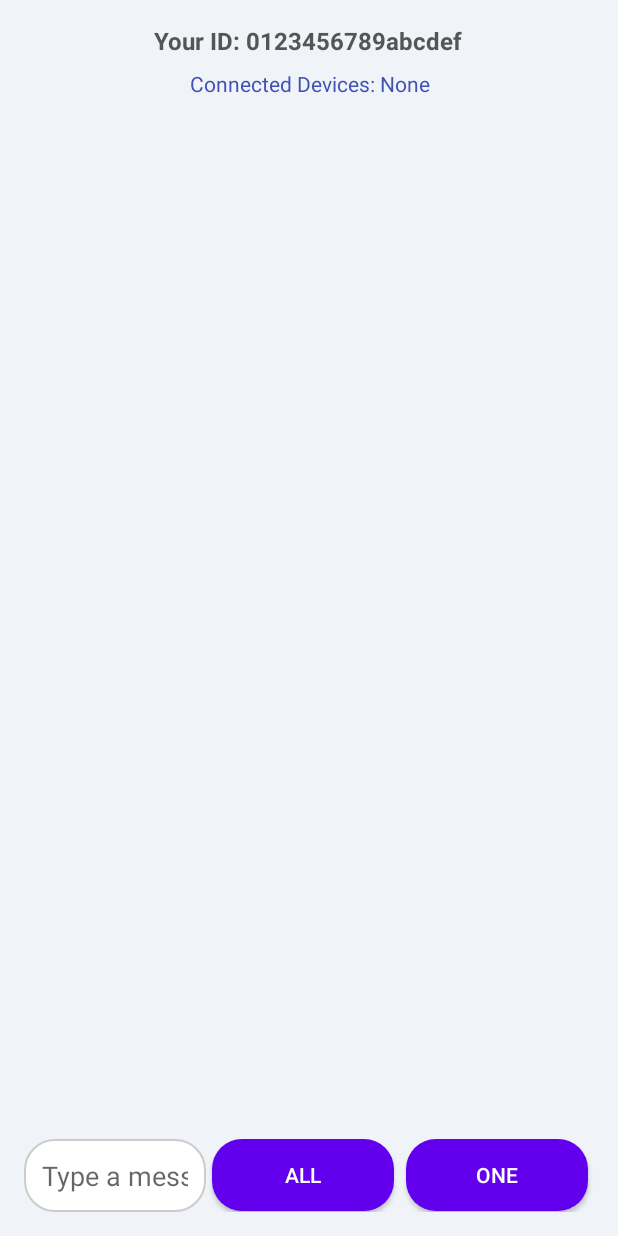
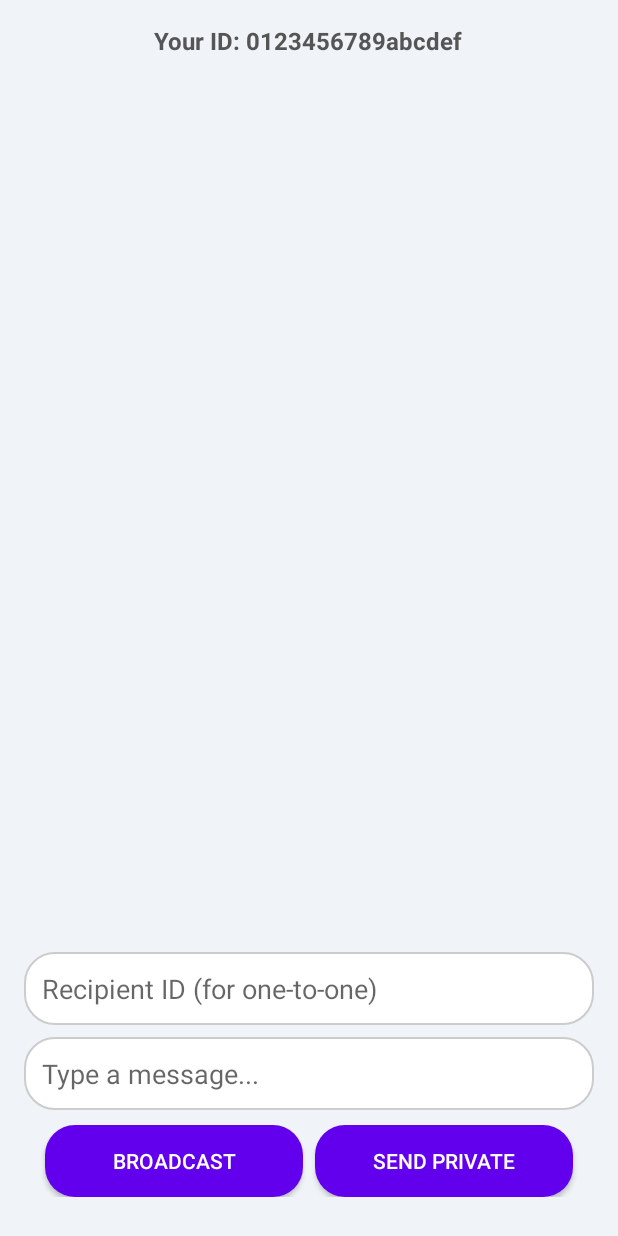
Before and after one commit to nsanamra/MeshNetNearbyAPI, an Android app: the screen it shows after launch (MainActivity), on a phone screen of 412 x 824 dp. Run offline under Robolectric (Android 15) with nearby library versions, the phone set to English and light mode, and no system bars; libraries missing offline, so code that uses them is left out: com.google.android.gms; 5 statements that could not run were skipped.

Commit message:
Refined UI

```diff
--- a/app/src/main/java/com/appsv/nearbyapi/MainActivity.kt
+++ b/app/src/main/java/com/appsv/nearbyapi/MainActivity.kt
@@ -16,6 +16,8 @@ import androidx.core.content.ContextCompat
 import androidx.recyclerview.widget.LinearLayoutManager
 import androidx.recyclerview.widget.RecyclerView
 import com.example.offlinechatapp.R
+// CRITICAL FIX: Removed the incorrect import for 'R'
+// import com.example.offlinechatapp.R
 import com.google.android.gms.nearby.Nearby
 import com.google.android.gms.nearby.connection.*
 import java.nio.charset.StandardCharsets
@@ -26,7 +28,6 @@ class MainActivity : AppCompatActivity() {
     private val STRATEGY = Strategy.P2P_STAR
     private val SERVICE_ID = "com.appsv.nearbyapi.SERVICE_ID"
 
-    // Use Android ID as a unique identifier. It's more reliable than MAC address.
     private val myUsername: String by lazy {
         Settings.Secure.getString(contentResolver, Settings.Secure.ANDROID_ID) ?: UUID.randomUUID().toString()
     }
@@ -35,14 +36,14 @@ class MainActivity : AppCompatActivity() {
     private lateinit var userIdTextView: TextView
     private lateinit var messagesRecyclerView: RecyclerView
     private lateinit var messageEditText: EditText
+    private lateinit var recipientIdEditText: EditText
     private lateinit var sendBroadcastButton: Button
     private lateinit var sendPrivateButton: Button
-    private lateinit var connectedDevicesTextView: TextView
 
     private lateinit var messageAdapter: MessageAdapter
     private val messages = mutableListOf<Message>()
     private val seenSet = mutableSetOf<String>()
-    private val connectedEndpoints = mutableMapOf<String, String>() // endpointId -> username
+    private val connectedEndpoints = mutableMapOf<String, String>()
 
     companion object {
         private const val REQUEST_CODE_PERMISSIONS = 1001
@@ -53,7 +54,7 @@ class MainActivity : AppCompatActivity() {
                     Manifest.permission.BLUETOOTH_ADVERTISE,
                     Manifest.permission.BLUETOOTH_CONNECT,
                     Manifest.permission.ACCESS_FINE_LOCATION,
-                    Manifest.permission.NEARBY_WIFI_DEVICES // This is the new, required permission
+                    Manifest.permission.NEARBY_WIFI_DEVICES
                 )
             } else if (Build.VERSION.SDK_INT >= Build.VERSION_CODES.S) {
                 arrayOf(
@@ -68,7 +69,6 @@ class MainActivity : AppCompatActivity() {
         }
     }
 
-
     override fun onCreate(savedInstanceState: Bundle?) {
         super.onCreate(savedInstanceState)
         setContentView(R.layout.activity_main)
@@ -77,6 +77,7 @@ class MainActivity : AppCompatActivity() {
         userIdTextView = findViewById(R.id.userIdTextView)
         messagesRecyclerView = findViewById(R.id.messagesRecyclerView)
         messageEditText = findViewById(R.id.messageEditText)
+        recipientIdEditText = findViewById(R.id.recipientIdEditText)
         sendBroadcastButton = findViewById(R.id.sendBroadcastButton)
         sendPrivateButton = findViewById(R.id.sendPrivateButton)
 
@@ -87,15 +88,31 @@ class MainActivity : AppCompatActivity() {
         messagesRecyclerView.adapter = messageAdapter
 
         sendBroadcastButton.setOnClickListener {
-            sendMessage(messageEditText.text.toString(), "BROADCAST")
-            messageEditText.text.clear()
+            val messageText = messageEditText.text.toString().trim()
+            if (messageText.isNotEmpty()) {
+                sendMessage(messageText, "BROADCAST")
+                messageEditText.text.clear()
+            } else {
+                Toast.makeText(this, "Please enter a message", Toast.LENGTH_SHORT).show()
+            }
         }
 
         sendPrivateButton.setOnClickListener {
-            // In a real app, you would have a UI to select a recipient
-            val recipientId = "RECIPIENT_ID_HERE" // Placeholder
-            sendMessage(messageEditText.text.toString(), recipientId)
+            val recipientId = recipientIdEditText.text.toString().trim()
+            val messageText = messageEditText.text.toString().trim()
+
+            if (recipientId.isEmpty()) {
+                Toast.makeText(this, "Please enter a Recipient ID", Toast.LENGTH_SHORT).show()
+                return@setOnClickListener
+            }
+            if (messageText.isEmpty()) {
+                Toast.makeText(this, "Please enter a message", Toast.LENGTH_SHORT).show()
+                return@setOnClickListener
+            }
+
+            sendMessage(messageText, recipientId)
             messageEditText.text.clear()
+            recipientIdEditText.text.clear()
         }
     }
 
@@ -126,7 +143,6 @@ class MainActivity : AppCompatActivity() {
                 startNearbyServices()
             } else {
                 Toast.makeText(this, "Permissions are required to use this app.", Toast.LENGTH_LONG).show()
-                // Consider showing a dialog to explain why permissions are needed and directing them to settings
             }
         }
     }
@@ -135,7 +151,6 @@ class MainActivity : AppCompatActivity() {
         startAdvertising()
         startDiscovery()
     }
-
 
     private fun startAdvertising() {
         val advertisingOptions = AdvertisingOptions.Builder().setStrategy(STRATEGY).build()
@@ -165,29 +180,39 @@ class MainActivity : AppCompatActivity() {
 
     private val connectionLifecycleCallback = object : ConnectionLifecycleCallback() {
         override fun onConnectionInitiated(endpointId: String, connectionInfo: ConnectionInfo) {
+            Log.d("MainActivity", "onConnectionInitiated: accepting connection")
             // Automatically accept connections
             connectionsClient.acceptConnection(endpointId, payloadCallback)
+            // Store the endpoint name for later use
             connectedEndpoints[endpointId] = connectionInfo.endpointName
         }
 
         override fun onConnectionResult(endpointId: String, result: ConnectionResolution) {
             when (result.status.statusCode) {
                 ConnectionsStatusCodes.STATUS_OK -> {
+                    Log.d("MainActivity", "onConnectionResult: Connection successful!")
                     Toast.makeText(this@MainActivity, "Connected to ${connectedEndpoints[endpointId]}", Toast.LENGTH_SHORT).show()
                 }
                 ConnectionsStatusCodes.STATUS_CONNECTION_REJECTED -> {
+                    Log.d("MainActivity", "onConnectionResult: Connection rejected")
                     Toast.makeText(this@MainActivity, "Connection rejected by ${connectedEndpoints[endpointId]}", Toast.LENGTH_SHORT).show()
+                    // CLEANUP: Remove from map if connection is rejected
+                    connectedEndpoints.remove(endpointId)
                 }
                 ConnectionsStatusCodes.STATUS_ERROR -> {
+                    Log.e("MainActivity", "onConnectionResult: Connection error")
                     Toast.makeText(this@MainActivity, "Connection error", Toast.LENGTH_SHORT).show()
+                    // CLEANUP: Remove from map on error
+                    connectedEndpoints.remove(endpointId)
                 }
                 else -> {
-                    // Other status codes
+                    Log.d("MainActivity", "onConnectionResult: Unknown status code ${result.status.statusCode}")
                 }
             }
         }
 
         override fun onDisconnected(endpointId: String) {
+            Log.d("MainActivity", "onDisconnected: ${connectedEndpoints[endpointId]}")
             Toast.makeText(this@MainActivity, "Disconnected from ${connectedEndpoints[endpointId]}", Toast.LENGTH_SHORT).show()
             connectedEndpoints.remove(endpointId)
         }
@@ -195,34 +220,31 @@ class MainActivity : AppCompatActivity() {
 
     private val endpointDiscoveryCallback = object : EndpointDiscoveryCallback() {
         override fun onEndpointFound(endpointId: String, discoveredEndpointInfo: DiscoveredEndpointInfo) {
+            Log.d("MainActivity", "onEndpointFound: endpoint found, requesting connection")
             connectionsClient.requestConnection(myUsername, endpointId, connectionLifecycleCallback)
+                .addOnFailureListener { e ->
+                    Log.e("MainActivity", "requestConnection failed", e)
+                }
         }
 
         override fun onEndpointLost(endpointId: String) {
-            // A previously discovered endpoint has gone away.
+            Log.d("MainActivity", "onEndpointLost: endpoint lost")
         }
     }
 
     private fun sendMessage(messageText: String, recipientId: String) {
         if (connectedEndpoints.isEmpty()){
-            Toast.makeText(this, "No one is nearby to send a message to.", Toast.LENGTH_SHORT).show()
+            Toast.makeText(this, "No one is connected. Message not sent.", Toast.LENGTH_SHORT).show()
             return
         }
-
         val msgId = "$myUsername-${System.currentTimeMillis()}"
         val message = Message(msgId, myUsername, recipientId, messageText)
-
-        // Add to seenSet to prevent loops
         seenSet.add(message.msgId)
-
-        // Add to our own message list
         runOnUiThread {
             messages.add(message)
             messageAdapter.notifyItemInserted(messages.size - 1)
             messagesRecyclerView.scrollToPosition(messages.size - 1)
         }
-
-        // Forward (gossip) to all connected neighbors
         forwardMessage(message)
     }
 
@@ -230,6 +252,9 @@ class MainActivity : AppCompatActivity() {
         val messageString = "${message.msgId}|${message.senderId}|${message.recipientId}|${message.messageText}"
         val payload = Payload.fromBytes(messageString.toByteArray(StandardCharsets.UTF_8))
         connectionsClient.sendPayload(connectedEndpoints.keys.toList(), payload)
+            .addOnFailureListener { e ->
+                Log.e("MainActivity", "sendPayload failed", e)
+            }
     }
 
     private val payloadCallback = object : PayloadCallback() {
@@ -243,15 +268,11 @@ class MainActivity : AppCompatActivity() {
                     val recipientId = parts[2]
                     val messageText = parts[3]
 
-                    // Check if we have already seen this message
                     if (seenSet.contains(msgId)) {
-                        return // Already processed, do not forward
+                        return
                     }
                     seenSet.add(msgId)
-
                     val receivedMessage = Message(msgId, senderId, recipientId, messageText)
-
-                    // Display if it's a broadcast or for me
                     if (recipientId == "BROADCAST" || recipientId == myUsername) {
                         runOnUiThread {
                             messages.add(receivedMessage)
@@ -259,14 +280,11 @@ class MainActivity : AppCompatActivity() {
                             messagesRecyclerView.scrollToPosition(messages.size - 1)
                         }
                     }
-                    // Gossip to neighbors
                     forwardMessage(receivedMessage)
                 }
             }
         }
-
         override fun onPayloadTransferUpdate(endpointId: String, update: PayloadTransferUpdate) {
-            // Bytes payload transfer updates are sent here.
         }
     }
 }
--- a/app/src/main/res/layout/activity_main.xml
+++ b/app/src/main/res/layout/activity_main.xml
@@ -5,68 +5,71 @@
     android:layout_height="match_parent"
     android:background="#F0F4F8"
     android:padding="16dp"
-    tools:context=".MainActivity">
+    tools:context="com.appsv.nearbyapi.MainActivity">
 
     <TextView
         android:id="@+id/userIdTextView"
         android:layout_width="wrap_content"
         android:layout_height="wrap_content"
+        android:layout_alignParentTop="true"
         android:layout_centerHorizontal="true"
-        android:layout_alignParentTop="true"
+        android:textColor="#555555"
         android:textSize="16sp"
         android:textStyle="bold"
-        android:textColor="#555555"
         tools:text="Your ID: 123456789" />
 
-    <!-- New TextView to show connected devices -->
-    <TextView
-        android:id="@+id/connectedDevicesTextView"
+    <LinearLayout
+        android:id="@+id/buttonLayout"
         android:layout_width="match_parent"
         android:layout_height="wrap_content"
-        android:layout_below="@id/userIdTextView"
-        android:layout_marginTop="8dp"
+        android:layout_alignParentBottom="true"
+        android:gravity="center_vertical"
+        android:padding="10dp"
+        android:orientation="horizontal">
+
+        <Button
+            android:id="@+id/sendBroadcastButton"
+            style="@style/SendButton"
+            android:layout_weight="1"
+            android:text="Broadcast" />
+
+        <Button
+            android:id="@+id/sendPrivateButton"
+            style="@style/SendButton"
+            android:layout_weight="1"
+            android:text="Send Private" />
+    </LinearLayout>
+
+    <EditText
+        android:id="@+id/messageEditText"
+        android:layout_width="match_parent"
+        android:layout_height="wrap_content"
+        android:layout_above="@id/buttonLayout"
+        android:background="@drawable/input_background"
+        android:hint="Type a message..."
+        android:inputType="textShortMessage"
+        android:padding="12dp"
+        android:textColor="@android:color/black" />
+
+    <EditText
+        android:id="@+id/recipientIdEditText"
+        android:layout_width="match_parent"
+        android:layout_height="wrap_content"
+        android:layout_above="@id/messageEditText"
+        android:background="@drawable/input_background"
         android:layout_marginBottom="8dp"
-        android:gravity="center"
-        android:textColor="#3F51B5"
-        android:text="Connected Devices: None" />
-
+        android:hint="Recipient ID (for one-to-one)"
+        android:inputType="textShortMessage"
+        android:padding="12dp"
+        android:textColor="@android:color/black" />
 
     <androidx.recyclerview.widget.RecyclerView
         android:id="@+id/messagesRecyclerView"
         android:layout_width="match_parent"
         android:layout_height="match_parent"
-        android:layout_above="@id/inputLayout"
-        android:layout_below="@id/connectedDevicesTextView"
+        android:layout_above="@id/recipientIdEditText"
+        android:layout_below="@id/userIdTextView"
+        android:layout_marginTop="16dp"
         android:contentDescription="List of chat messages" />
 
-    <LinearLayout
-        android:id="@+id/inputLayout"
-        android:layout_width="match_parent"
-        android:layout_height="wrap_content"
-        android:layout_alignParentBottom="true"
-        android:orientation="horizontal"
-        android:gravity="center_vertical">
-
-        <EditText
-            android:id="@+id/messageEditText"
-            android:layout_width="0dp"
-            android:layout_height="wrap_content"
-            android:layout_weight="1"
-            android:hint="Type a message..."
-            android:inputType="textShortMessage"
-            android:background="@drawable/input_background"
-            android:padding="12dp"
-            android:textColor="@android:color/black" />
-
-        <Button
-            android:id="@+id/sendBroadcastButton"
-            style="@style/SendButton"
-            android:text="All"/>
-
-        <Button
-            android:id="@+id/sendPrivateButton"
-            style="@style/SendButton"
-            android:text="One" />
-    </LinearLayout>
-
 </RelativeLayout>
```
